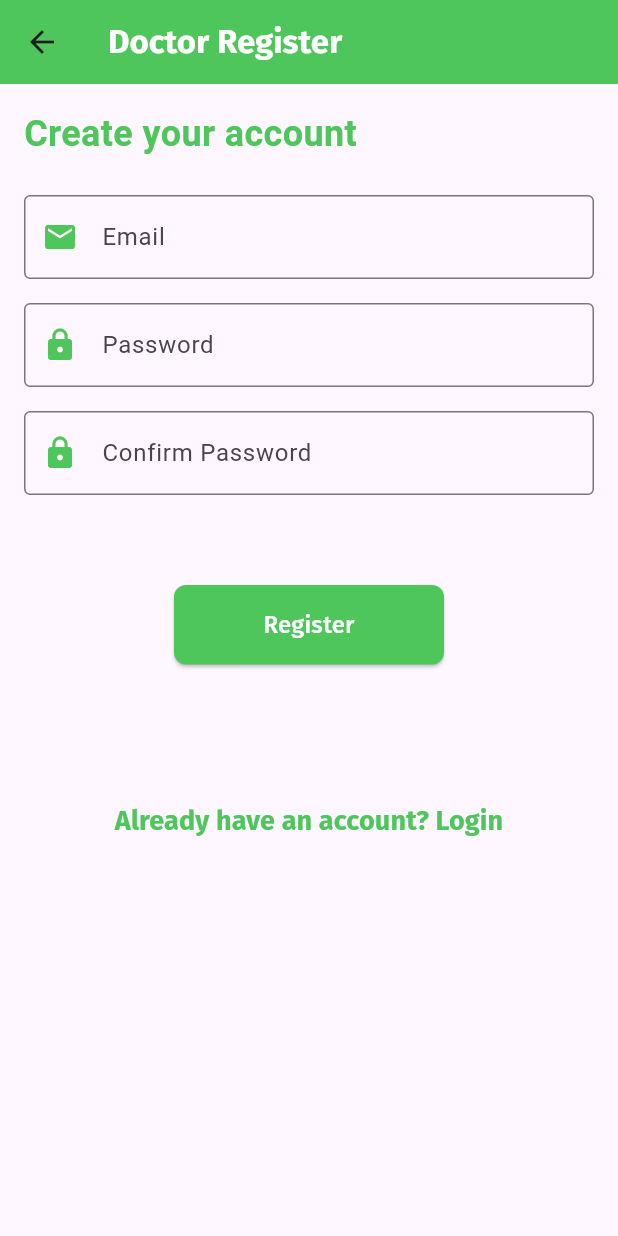
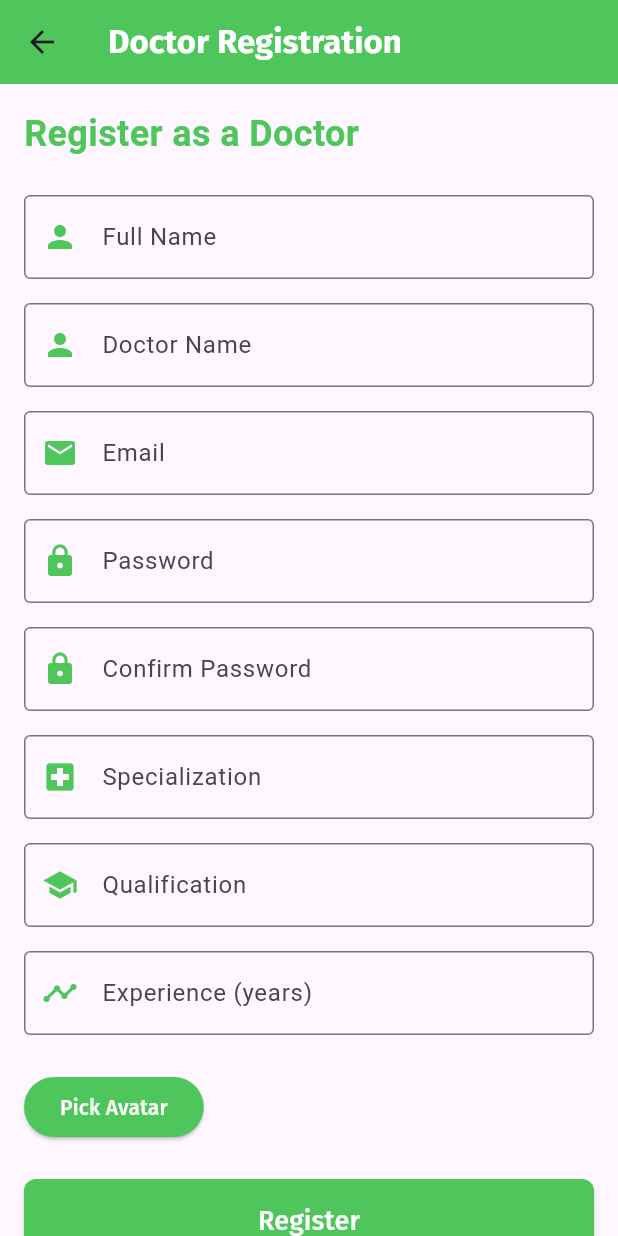
Before and after one commit to kul349/doctorappointmenapp, a Flutter app: the screen it shows after launch, after a tap on "Doctor", on a phone screen of 412 x 824 dp. Run offline on Flutter 3.47's test engine with Material 3 defaults, Android fonts, the light colour scheme and no system bars; our stand-ins replace flutter_rating_bar, flutter_secure_storage, flutter_svg, get, google_fonts, image_picker and 2 more; accounts and stored records are empty.

Commit message:
doctor registar, login and splashScreen choose either doctor or pateint side based on token

```diff
--- a/lib/controllers/doctor_register_controller.dart
+++ b/lib/controllers/doctor_register_controller.dart
@@ -1,111 +1,59 @@
-import 'package:doctorappointmenapp/routes/app_routes.dart';
-import 'package:doctorappointmenapp/services/auth_service.dart';
+import 'dart:io';
+import 'package:doctorappointmenapp/services/doctor/doctor_authservice.dart';
 import 'package:flutter/material.dart';
 import 'package:get/get.dart';
-import 'package:http/http.dart' as http;
-import 'dart:convert';
-import 'dart:io'; // For File
+import 'package:doctorappointmenapp/routes/app_routes.dart'; // Import your routes
 
 class DoctorRegisterController extends GetxController {
-  // Controllers for form fields
-  final emailController = TextEditingController();
-  final passwordController = TextEditingController();
-  final confirmPasswordController = TextEditingController();
-  final fullNameController = TextEditingController();
-  final userNameController = TextEditingController();
-  final specializationController = TextEditingController();
-  final experienceController = TextEditingController();
-  final licenseNumberController = TextEditingController();
-  final qualificationsController = TextEditingController();
-  final certificationsController = TextEditingController();
-  final bioController = TextEditingController();
+  final TextEditingController fullNameController = TextEditingController();
+  final TextEditingController doctorNameController = TextEditingController();
+  final TextEditingController emailController = TextEditingController();
+  final TextEditingController passwordController = TextEditingController();
+  final TextEditingController confirmPasswordController = TextEditingController();
+  final TextEditingController specializationController = TextEditingController();
+  final TextEditingController qualificationController = TextEditingController();
+  final TextEditingController experienceController = TextEditingController();
 
-  // Avatar image file
-  File? avatarImage;
-  final authService = AuthService();
-
-  // Replace with your backend URL
-  final String baseUrl =
-      'http://localhost:8000/api/v1/doctors/register'; // Adjust URL for your backend
+  File? avatarImage; // Field to hold the avatar image
 
   Future<void> registerDoctor() async {
-    final String email = emailController.text.trim();
-    final String password = passwordController.text.trim();
-    final String confirmPassword = confirmPasswordController.text.trim();
-    final String fullName = fullNameController.text.trim();
-    final String userName = userNameController.text.trim();
-    final String specialization = specializationController.text.trim();
-    final String experience = experienceController.text.trim();
-    final String licenseNumber = licenseNumberController.text.trim();
-    final String qualifications = qualificationsController.text.trim();
-    final String certifications = certificationsController.text.trim();
-    final String bio = bioController.text.trim();
-
-    if (password != confirmPassword) {
-      Get.snackbar('Error', 'Passwords do not match');
+    // Add validation for password confirmation
+    if (passwordController.text != confirmPasswordController.text) {
+      Get.snackbar("Error", "Passwords do not match");
       return;
     }
 
-    try {
-      var request = http.MultipartRequest('POST', Uri.parse(baseUrl))
-        ..fields['email'] = email
-        ..fields['password'] = password
-        ..fields['fullName'] = fullName
-        ..fields['userName'] = userName
-        ..fields['specialization'] = specialization
-        ..fields['experience'] = experience
-        ..fields['licenseNumber'] = licenseNumber
-        ..fields['qualifications'] = qualifications
-        ..fields['certifications'] = certifications
-        ..fields['bio'] = bio;
+    // Call the AuthService to register the doctor
+    final isSuccess = await DoctorAuthService().registerDoctor(
+      fullName: fullNameController.text,
+      email: emailController.text,
+      doctorName: doctorNameController.text,
+      password: passwordController.text,
+      specialization: specializationController.text,
+      qualification: qualificationController.text,
+      experience: experienceController.text,
+      avatarImage: avatarImage!, // Ensure avatarImage is not null
+    );
 
-      if (avatarImage != null) {
-        request.files.add(
-          http.MultipartFile.fromBytes(
-            'avatar',
-            avatarImage!.readAsBytesSync(),
-            filename: 'avatar.jpg',
-          ),
-        );
-      }
-
-      final response = await request.send();
-      final responseBody = await response.stream.bytesToString();
-
-      if (response.statusCode == 200) {
-        final data = jsonDecode(responseBody);
-        Get.snackbar('Success', 'Registration successful');
-        print('Registration successful: ${data['message']}');
-        Get.toNamed(AppRoutes.DOCTOR_LOGIN); // Navigate to login page
-      } else {
-        final errorData = jsonDecode(responseBody);
-        Get.snackbar('Error', errorData['message'] ?? 'Registration failed');
-        print('Registration failed: ${responseBody}');
-      }
-    } catch (e) {
-      Get.snackbar('Error', 'Failed to connect to the server');
-      print('Failed to register: $e');
+    if (isSuccess) {
+      Get.snackbar("Success", "Doctor registered successfully");
+      Get.offAllNamed(AppRoutes.DOCTOR_LOGIN); // Navigate to the doctor login page
+    } else {
+      Get.snackbar("Error", "Failed to register doctor");
     }
-  }
-
-  Future<void> selectAvatarImage() async {
-    // Implement image selection logic here
-    // For example, using image_picker package
   }
 
   @override
   void onClose() {
+    // Dispose of all text editing controllers
+    fullNameController.dispose();
+    doctorNameController.dispose();
     emailController.dispose();
     passwordController.dispose();
     confirmPasswordController.dispose();
-    fullNameController.dispose();
-    userNameController.dispose();
     specializationController.dispose();
+    qualificationController.dispose();
     experienceController.dispose();
-    licenseNumberController.dispose();
-    qualificationsController.dispose();
-    certificationsController.dispose();
-    bioController.dispose();
     super.onClose();
   }
 }
--- a/lib/controllers/splash_controller.dart
+++ b/lib/controllers/splash_controller.dart
@@ -1,8 +1,12 @@
 import 'package:doctorappointmenapp/controllers/auth_controller.dart';
+import 'package:doctorappointmenapp/routes/app_routes.dart';
+import 'package:doctorappointmenapp/services/token_service.dart';
 import 'package:get/get.dart';
+import 'package:jwt_decoder/jwt_decoder.dart';
 
 class SplashController extends GetxController {
   final AuthController _authController = Get.find<AuthController>();
+
   @override
   void onInit() {
     super.onInit();
@@ -11,6 +15,37 @@ class SplashController extends GetxController {
 
   void _navigateToHome() async {
     await Future.delayed(const Duration(seconds: 3));
-    _authController.checkUserLoginStatus();
+
+    // Get the token
+    final token = await TokenService().getToken();
+    if (token != null) {
+      try {
+        // Decode the token
+        final Map<String, dynamic> decodedToken = JwtDecoder.decode(token);
+
+        // Check for specific fields to determine the role
+        final bool isDoctor = decodedToken.containsKey('doctorName') ||
+            decodedToken.containsKey('specialization');
+
+        final bool isPatient = decodedToken.containsKey('userName') &&
+            !isDoctor; // Ensure it's not a doctor
+
+        // Navigate based on role
+        if (isDoctor) {
+          Get.offAllNamed(
+              AppRoutes.doctoDashboardView); // Navigate to doctor dashboard
+        } else if (isPatient) {
+          Get.offAllNamed(AppRoutes.HOMESCREEN); // Navigate to patient homepage
+        } else {
+          Get.offAllNamed(
+              AppRoutes.HOME); // Navigate to login if role is unknown
+        }
+      } catch (e) {
+        print('Error decoding token: $e'); // Log error
+        Get.offAllNamed(AppRoutes.HOME); // Navigate to login on error
+      }
+    } else {
+      Get.offAllNamed(AppRoutes.HOME); // Navigate to login if no token
+    }
   }
 }
--- a/lib/routes/app_routes.dart
+++ b/lib/routes/app_routes.dart
@@ -1,5 +1,6 @@
 import 'package:doctorappointmenapp/views/notification/notification.dart';
 import 'package:doctorappointmenapp/views/patient/appointment.dart';
+import 'package:doctorappointmenapp/views/patient/doctor/doctor_dasboard.dart';
 import 'package:doctorappointmenapp/views/patient/get_ratting_page.dart';
 import 'package:doctorappointmenapp/views/patient/home_screen.dart';
 import 'package:doctorappointmenapp/views/registration/doctor_login.dart';
@@ -15,7 +16,7 @@ class AppRoutes {
   static const splash = '/';
   static const HOME = '/home';
   static const patientRegister = '/patientRegister';
-  static const DOCTOR_REGISTER = '/doctor_register';
+  static const doctorRegister = '/doctor_register';
   static const DOCTOR_LOGIN = '/doctor_login';
   static const PATIENT_LOGIN = '/Patient_login';
   static const HOMESCREEN = '/homescreen';
@@ -24,6 +25,7 @@ class AppRoutes {
       '/notifications'; // Remove the space before 'notifications'
   static const addRating = '/addRating';
   // List of GetPages that defines the routes and their corresponding views
+  static const doctoDashboardView = '/dashboard';
   static final routes = [
     GetPage(
       name: splash,
@@ -38,7 +40,7 @@ class AppRoutes {
       page: () => const PatientRegisterView(),
     ),
     GetPage(
-      name: DOCTOR_REGISTER,
+      name: doctorRegister,
       page: () => DoctorRegisterView(),
     ),
     GetPage(
@@ -66,6 +68,11 @@ class AppRoutes {
       page: () => RatingPage(
         doctorId: Get.arguments['doctorId'],
       ), // Pass the doctorId
-    )
+    ),
+    // for doctorside
+    GetPage(
+      name: doctoDashboardView,
+      page: () => DoctorDashboardView(),
+    ),
   ];
 }
--- a/lib/services/auth_service.dart
+++ b/lib/services/auth_service.dart
@@ -1,4 +1,5 @@
 import 'dart:convert';
+import 'dart:io';
 import 'package:doctorappointmenapp/models/patient/patient_model.dart';
 import 'package:doctorappointmenapp/services/token_service.dart';
 import 'package:doctorappointmenapp/utils/constant.dart';
@@ -77,4 +78,6 @@ class AuthService {
       throw Exception('Error during logout');
     }
   }
+
+  // registerDoctor({required String fullName, required String email, required String doctorName, required String password, required String specialization, required String qualification, required String experience, File? avatar}) {}
 }
--- /dev/null
+++ b/lib/services/doctor/doctor_authservice.dart
@@ -0,0 +1,48 @@
+import 'package:doctorappointmenapp/utils/constant.dart';
+import 'package:http/http.dart' as http;
+import 'dart:io';
+
+class DoctorAuthService {
+  Future<bool> registerDoctor({
+    required String fullName,
+    required String email,
+    required String doctorName,
+    required String password,
+    required String specialization,
+    required String qualification,
+    required String experience,
+    required File avatarImage, // Avatar image parameter
+  }) async {
+    final url = Uri.parse('$baseUrl/doctor/register');
+
+    // Create a multipart request
+    final request = http.MultipartRequest('POST', url)
+      ..fields['fullName'] = fullName
+      ..fields['email'] = email
+      ..fields['doctorName'] = doctorName
+      ..fields['password'] = password
+      ..fields['specialization'] = specialization
+      ..fields['qualification'] = qualification
+      ..fields['experience'] = experience;
+
+    // Add avatar image to the request
+    if (avatarImage != null) {
+      request.files.add(await http.MultipartFile.fromPath(
+        'avatar', // This should match the expected key in your backend
+        avatarImage.path,
+      ));
+    }
+
+    // Send the request
+    final response = await request.send();
+
+    if (response.statusCode == 200) {
+      return true; // Registration successful
+    } else {
+      // Log the error response for debugging
+      final responseString = await response.stream.bytesToString();
+      print('Error: $responseString');
+      return false; // Registration failed
+    }
+  }
+}
--- a/lib/utils/constant.dart
+++ b/lib/utils/constant.dart
@@ -1 +1 @@
-const String baseUrl = 'http://192.168.60.84:8000/api/v1';
+const String baseUrl = 'http://192.168.60.215:8000/api/v1';
--- a/lib/views/home_view.dart
+++ b/lib/views/home_view.dart
@@ -38,7 +38,7 @@ class HomeView extends StatelessWidget {
                   Expanded(
                     child: GestureDetector(
                       onTap: () {
-                        Get.toNamed(AppRoutes.DOCTOR_REGISTER);
+                        Get.toNamed(AppRoutes.doctorRegister);
                       },
                       child: Container(
                         height: 220,
--- a/lib/views/registration/regitster_doct.dart
+++ b/lib/views/registration/regitster_doct.dart
@@ -1,30 +1,36 @@
-import 'package:doctorappointmenapp/controllers/doctor_register_controller.dart'; // Make sure to import the correct controller
+import 'dart:io';
+import 'package:doctorappointmenapp/controllers/doctor_register_controller.dart';
 import 'package:doctorappointmenapp/routes/app_routes.dart';
 import 'package:doctorappointmenapp/themes/app_theme.dart';
 import 'package:flutter/material.dart';
 import 'package:get/get.dart';
+import 'package:image_picker/image_picker.dart'; // Add this for image picking
 
 class DoctorRegisterView extends StatelessWidget {
+  const DoctorRegisterView({super.key});
+
   @override
   Widget build(BuildContext context) {
-    final controller = Get.put(
-        DoctorRegisterController()); // Correct controller initialization
+    final DoctorRegisterController controller =
+        Get.put(DoctorRegisterController());
+    final ImagePicker _picker = ImagePicker();
 
     return Scaffold(
       appBar: AppBar(
         title: Text(
-          'Doctor Register',
+          'Doctor Registration',
           style: boldTextStyle.copyWith(color: whiteColor),
         ),
         backgroundColor: greenColor,
       ),
-      body: Padding(
+      body: SingleChildScrollView(
+        child: Padding(
           padding: const EdgeInsets.all(16.0),
           child: Column(
             crossAxisAlignment: CrossAxisAlignment.start,
             children: [
               const Text(
-              'Create your account',
+                'Register as a Doctor',
                 style: TextStyle(
                   fontSize: 24,
                   fontWeight: FontWeight.bold,
@@ -32,6 +38,24 @@ class DoctorRegisterView extends StatelessWidget {
                 ),
               ),
               const SizedBox(height: 24),
+              TextField(
+                controller: controller.fullNameController,
+                decoration: const InputDecoration(
+                  labelText: 'Full Name',
+                  border: OutlineInputBorder(),
+                  prefixIcon: Icon(Icons.person, color: greenColor),
+                ),
+              ),
+              const SizedBox(height: 16),
+              TextField(
+                controller: controller.doctorNameController,
+                decoration: const InputDecoration(
+                  labelText: 'Doctor Name',
+                  border: OutlineInputBorder(),
+                  prefixIcon: Icon(Icons.person, color: greenColor),
+                ),
+              ),
+              const SizedBox(height: 16),
               TextField(
                 controller: controller.emailController,
                 decoration: const InputDecoration(
@@ -61,18 +85,66 @@ class DoctorRegisterView extends StatelessWidget {
                 ),
                 obscureText: true,
               ),
-            const SizedBox(height: 60),
-            Center(
-              child: SizedBox(
-                width: 180,
+              const SizedBox(height: 16),
+              TextField(
+                controller: controller.specializationController,
+                decoration: const InputDecoration(
+                  labelText: 'Specialization',
+                  border: OutlineInputBorder(),
+                  prefixIcon: Icon(Icons.local_hospital, color: greenColor),
+                ),
+              ),
+              const SizedBox(height: 16),
+              TextField(
+                controller: controller.qualificationController,
+                decoration: const InputDecoration(
+                  labelText: 'Qualification',
+                  border: OutlineInputBorder(),
+                  prefixIcon: Icon(Icons.school, color: greenColor),
+                ),
+              ),
+              const SizedBox(height: 16),
+              TextField(
+                controller: controller.experienceController,
+                decoration: const InputDecoration(
+                  labelText: 'Experience (years)',
+                  border: OutlineInputBorder(),
+                  prefixIcon: Icon(Icons.timeline, color: greenColor),
+                ),
+                keyboardType: TextInputType.number,
+              ),
+              const SizedBox(height: 24),
+              // Avatar picker
+              Row(
+                children: [
+                  ElevatedButton(
+                    onPressed: () async {
+                      final XFile? pickedFile =
+                          await _picker.pickImage(source: ImageSource.gallery);
+                      if (pickedFile != null) {
+                        controller.avatarImage = File(pickedFile.path);
+                      }
+                    },
+                    style: ElevatedButton.styleFrom(
+                      backgroundColor: greenColor,
+                    ),
+                    child: Text('Pick Avatar',
+                        style: mediumTextStyle.copyWith(color: whiteColor)),
+                  ),
+                  const SizedBox(width: 16),
+                  if (controller.avatarImage != null)
+                    CircleAvatar(
+                      backgroundImage: FileImage(controller.avatarImage!),
+                      radius: 30,
+                    ),
+                ],
+              ),
+              const SizedBox(height: 24),
+              SizedBox(
+                width: double.infinity,
                 child: ElevatedButton(
-                  onPressed: () async {
-                    await controller
-                        .registerDoctor(); // Ensure await to handle the async properly
-                    // Optional: Check if registration is successful before navigating
-                    // if (controller.registrationSuccess) {
-                    //   Get.toNamed(AppRoutes.DOCTOR_LOGIN);
-                    // }
+                  onPressed: () {
+                    controller.registerDoctor();
                   },
                   style: ElevatedButton.styleFrom(
                     backgroundColor: greenColor,
@@ -84,12 +156,12 @@ class DoctorRegisterView extends StatelessWidget {
                   child: Text(
                     'Register',
                     style: mediumTextStyle.copyWith(
-                        color: whiteColor, fontSize: 16),
+                        color: whiteColor, fontSize: 18),
                   ),
                 ),
               ),
-            ),
-            const SizedBox(height: 80),
+              const SizedBox(height: 16),
+
               Center(
                 child: TextButton(
                   onPressed: () {
@@ -98,13 +170,14 @@ class DoctorRegisterView extends StatelessWidget {
                   child: Text(
                     'Already have an account? Login',
                     style:
-                      boldTextStyle.copyWith(color: greenColor, fontSize: 18),
+                        boldTextStyle.copyWith(fontSize: 18, color: greenColor),
                   ),
                 ),
               ),
             ],
           ),
         ),
+      ),
     );
   }
 }
--- a/pubspec.yaml
+++ b/pubspec.yaml
@@ -50,6 +50,8 @@ dependencies:
   time_slot: ^0.0.2
   intl: ^0.17.0
   flutter_rating_bar: ^4.0.1
+  jwt_decode: ^0.3.1
+  jwt_decoder: ^2.0.1
 
 
 
```
Also changed, not shown: lib/services/doctor/login_authservice.dart (added, +63 -0 lines), lib/views/patient/doctor/doctor_dasboard.dart (added, +108 -0 lines), lib/views/registration/doctor_login.dart (+17 -3 lines), pubspec.lock. Lines whose indentation alone changed are shown as unchanged.
